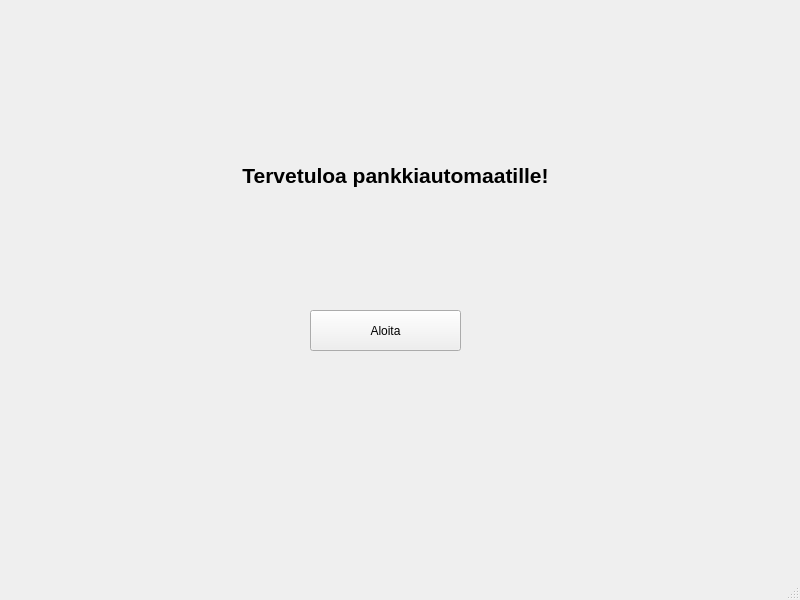
Old version of the form bank-automat/mainwindow.ui in the repository Kealerator/bank_atm_group3.
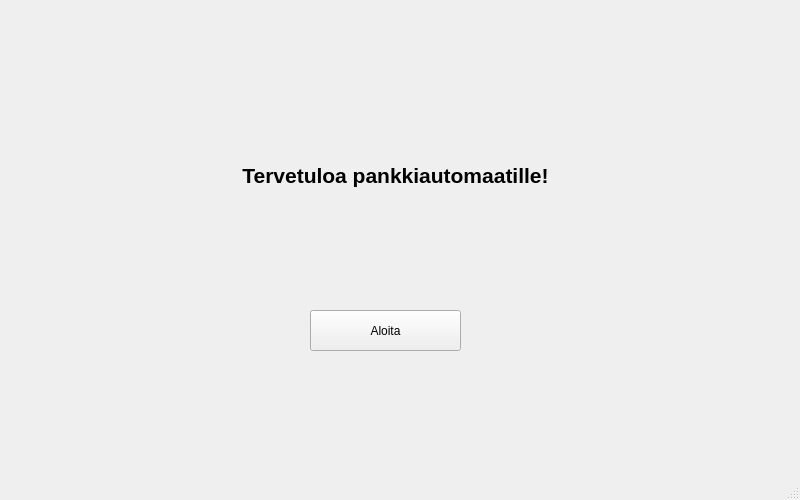
New version of the form.

```diff
--- a/bank-automat/mainwindow.ui
+++ b/bank-automat/mainwindow.ui
@@ -2,14 +2,35 @@
 <ui version="4.0">
  <class>MainWindow</class>
  <widget class="QMainWindow" name="MainWindow">
+  <property name="enabled">
+   <bool>true</bool>
+  </property>
   <property name="geometry">
    <rect>
     <x>0</x>
     <y>0</y>
     <width>800</width>
-    <height>600</height>
+    <height>500</height>
    </rect>
   </property>
+  <property name="sizePolicy">
+   <sizepolicy hsizetype="Fixed" vsizetype="Fixed">
+    <horstretch>0</horstretch>
+    <verstretch>0</verstretch>
+   </sizepolicy>
+  </property>
+  <property name="minimumSize">
+   <size>
+    <width>800</width>
+    <height>500</height>
+   </size>
+  </property>
+  <property name="maximumSize">
+   <size>
+    <width>800</width>
+    <height>500</height>
+   </size>
+  </property>
   <property name="windowTitle">
    <string>Pankkiautomaatti</string>
   </property>
```
